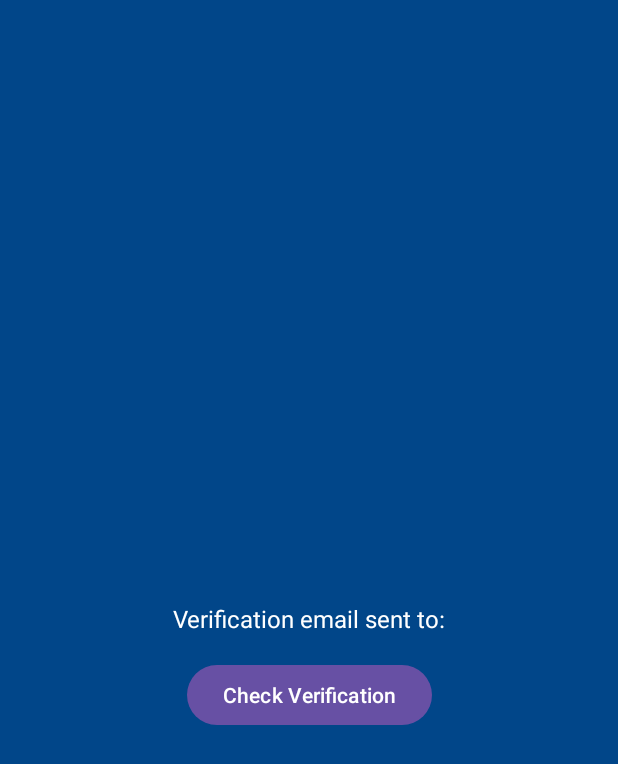
After one commit to MAD24P03Team3/P03Team3, an Android app: the layout activity_verification.xml on its own in the app's theme, with its tools: preview values and no code run, on a phone screen of 412 x 824 dp. The commit adds this screen. Shown: the top 764 px of the screen. Run offline under Robolectric (Android 15) with nearby library versions, the phone set to English and light mode, and no system bars.

Commit message:
added verification

```diff
--- /dev/null
+++ b/app/src/main/res/layout/activity_verification.xml
@@ -0,0 +1,36 @@
+<?xml version="1.0" encoding="utf-8"?>
+<androidx.constraintlayout.widget.ConstraintLayout xmlns:android="http://schemas.android.com/apk/res/android"
+    xmlns:app="http://schemas.android.com/apk/res-auto"
+    xmlns:tools="http://schemas.android.com/tools"
+    android:id="@+id/main"
+    android:layout_width="match_parent"
+    android:layout_height="match_parent"
+    tools:context=".VerificationActivity"
+    android:background="#014689">
+
+        <TextView
+            android:id="@+id/emailTextView"
+            android:layout_width="wrap_content"
+            android:layout_height="wrap_content"
+            android:text="Verification email sent to:"
+            android:textSize="16sp"
+            android:textAlignment="center"
+            android:textColor="@color/white"
+            app:layout_constraintStart_toStartOf="parent"
+            app:layout_constraintEnd_toEndOf="parent"
+            app:layout_constraintTop_toTopOf="parent"
+            app:layout_constraintBottom_toBottomOf="parent"
+            />
+
+        <Button
+            android:id="@+id/checkVerificationBtn"
+            android:layout_width="wrap_content"
+            android:layout_height="wrap_content"
+            android:layout_below="@id/emailTextView"
+            android:layout_marginTop="16dp"
+            android:text="Check Verification"
+            app:layout_constraintStart_toStartOf="parent"
+            app:layout_constraintEnd_toEndOf="parent"
+            app:layout_constraintTop_toBottomOf="@id/emailTextView"/>
+
+</androidx.constraintlayout.widget.ConstraintLayout>
```
Also changed, not shown: app/src/main/AndroidManifest.xml (+6 -4 lines), app/src/main/java/sg/edu/np/mad/NP_Eats_Team03/SignupActivity.java (+15 -0 lines), app/src/main/java/sg/edu/np/mad/NP_Eats_Team03/VerificationActivity.java (added, +65 -0 lines), 1 other file.
